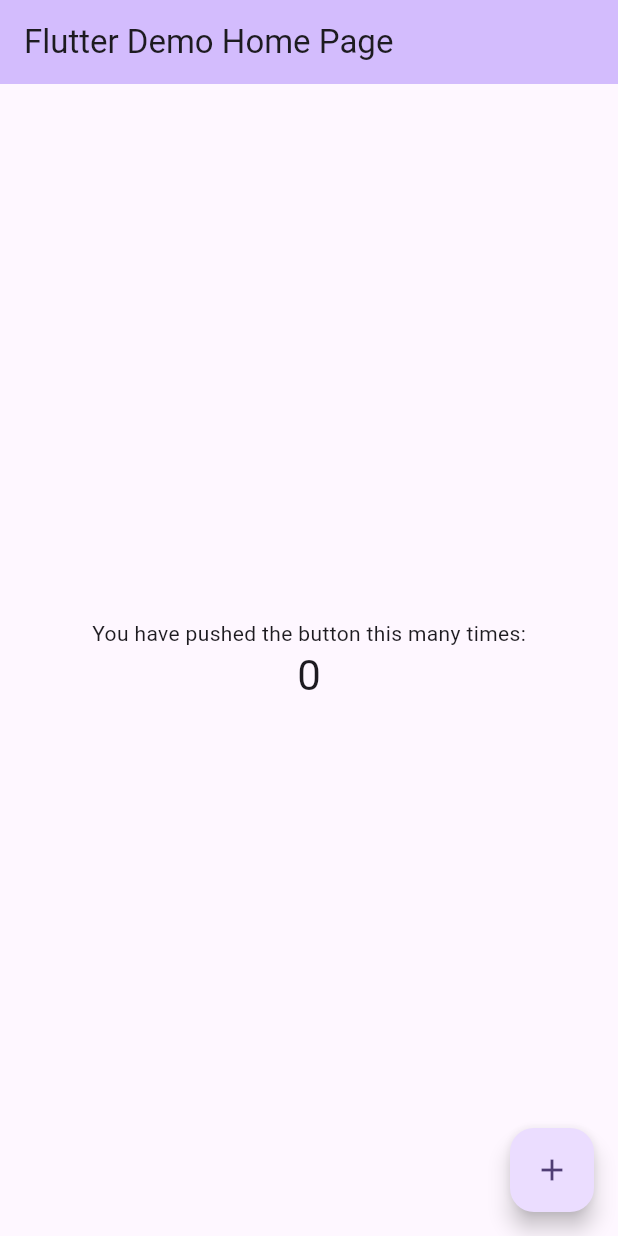
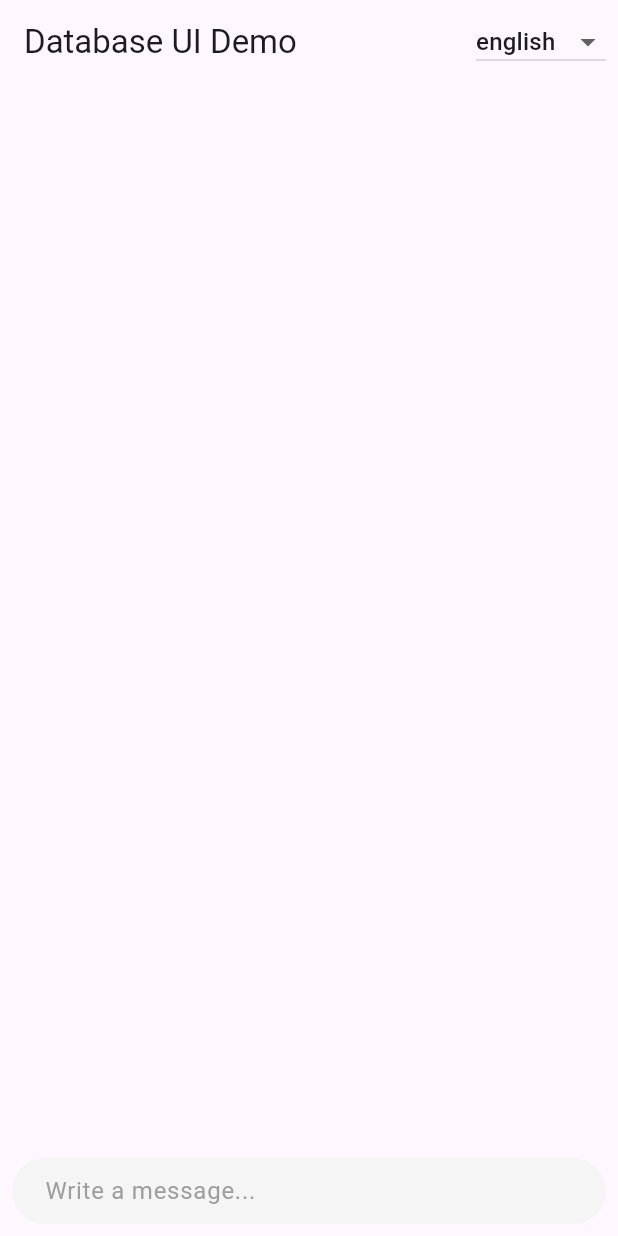
Before and after one commit to AthiraaAthi/auto_chat, a Flutter app: the screen it shows after launch, on a phone screen of 412 x 824 dp. Run offline on Flutter 3.47's test engine with Material 3 defaults, Android fonts, the light colour scheme and no system bars; drawn by our look-alikes of dash_chat_2; our stand-ins replace easy_localization.

Commit message:
added auto reply facility

```diff
--- a/analysis_options.yaml
+++ b/analysis_options.yaml
@@ -7,7 +7,7 @@
 
 # The following line activates a set of recommended lints for Flutter apps,
 # packages, and plugins designed to encourage good coding practices.
-include: package:flutter_lints/flutter.yaml
+#include: package:flutter_lints/flutter.yaml
 
 linter:
   # The lint rules applied to this project can be customized in the
--- a/lib/main.dart
+++ b/lib/main.dart
@@ -1,125 +1,32 @@
+import 'package:auto_reply/view/chat_screen.dart';
+import 'package:easy_localization/easy_localization.dart';
 import 'package:flutter/material.dart';
 
 void main() {
-  runApp(const MyApp());
+  runApp(EasyLocalization(
+    path: "assets/translations",
+    supportedLocales: [
+      Locale("en", "US"),
+      Locale("ml", "IN"),
+      Locale("ar", "SA"),
+    ],
+    fallbackLocale: Locale("en", "US"),
+    startLocale: Locale("en", "US"),
+    child: MyApp(),
+  ));
 }
 
 class MyApp extends StatelessWidget {
   const MyApp({super.key});
 
-  // This widget is the root of your application.
   @override
   Widget build(BuildContext context) {
     return MaterialApp(
-      title: 'Flutter Demo',
-      theme: ThemeData(
-        // This is the theme of your application.
-        //
-        // TRY THIS: Try running your application with "flutter run". You'll see
-        // the application has a purple toolbar. Then, without quitting the app,
-        // try changing the seedColor in the colorScheme below to Colors.green
-        // and then invoke "hot reload" (save your changes or press the "hot
-        // reload" button in a Flutter-supported IDE, or press "r" if you used
-        // the command line to start the app).
-        //
-        // Notice that the counter didn't reset back to zero; the application
-        // state is not lost during the reload. To reset the state, use hot
-        // restart instead.
-        //
-        // This works for code too, not just values: Most code changes can be
-        // tested with just a hot reload.
-        colorScheme: ColorScheme.fromSeed(seedColor: Colors.deepPurple),
-        useMaterial3: true,
-      ),
-      home: const MyHomePage(title: 'Flutter Demo Home Page'),
+      localizationsDelegates: context.localizationDelegates,
+      supportedLocales: context.supportedLocales,
+      locale: context.locale,
+      debugShowCheckedModeBanner: false,
+      home: ChatScreen(),
     );
   }
 }
-
-class MyHomePage extends StatefulWidget {
-  const MyHomePage({super.key, required this.title});
-
-  // This widget is the home page of your application. It is stateful, meaning
-  // that it has a State object (defined below) that contains fields that affect
-  // how it looks.
-
-  // This class is the configuration for the state. It holds the values (in this
-  // case the title) provided by the parent (in this case the App widget) and
-  // used by the build method of the State. Fields in a Widget subclass are
-  // always marked "final".
-
-  final String title;
-
-  @override
-  State<MyHomePage> createState() => _MyHomePageState();
-}
-
-class _MyHomePageState extends State<MyHomePage> {
-  int _counter = 0;
-
-  void _incrementCounter() {
-    setState(() {
-      // This call to setState tells the Flutter framework that something has
-      // changed in this State, which causes it to rerun the build method below
-      // so that the display can reflect the updated values. If we changed
-      // _counter without calling setState(), then the build method would not be
-      // called again, and so nothing would appear to happen.
-      _counter++;
-    });
-  }
-
-  @override
-  Widget build(BuildContext context) {
-    // This method is rerun every time setState is called, for instance as done
-    // by the _incrementCounter method above.
-    //
-    // The Flutter framework has been optimized to make rerunning build methods
-    // fast, so that you can just rebuild anything that needs updating rather
-    // than having to individually change instances of widgets.
-    return Scaffold(
-      appBar: AppBar(
-        // TRY THIS: Try changing the color here to a specific color (to
-        // Colors.amber, perhaps?) and trigger a hot reload to see the AppBar
-        // change color while the other colors stay the same.
-        backgroundColor: Theme.of(context).colorScheme.inversePrimary,
-        // Here we take the value from the MyHomePage object that was created by
-        // the App.build method, and use it to set our appbar title.
-        title: Text(widget.title),
-      ),
-      body: Center(
-        // Center is a layout widget. It takes a single child and positions it
-        // in the middle of the parent.
-        child: Column(
-          // Column is also a layout widget. It takes a list of children and
-          // arranges them vertically. By default, it sizes itself to fit its
-          // children horizontally, and tries to be as tall as its parent.
-          //
-          // Column has various properties to control how it sizes itself and
-          // how it positions its children. Here we use mainAxisAlignment to
-          // center the children vertically; the main axis here is the vertical
-          // axis because Columns are vertical (the cross axis would be
-          // horizontal).
-          //
-          // TRY THIS: Invoke "debug painting" (choose the "Toggle Debug Paint"
-          // action in the IDE, or press "p" in the console), to see the
-          // wireframe for each widget.
-          mainAxisAlignment: MainAxisAlignment.center,
-          children: <Widget>[
-            const Text(
-              'You have pushed the button this many times:',
-            ),
-            Text(
-              '$_counter',
-              style: Theme.of(context).textTheme.headlineMedium,
-            ),
-          ],
-        ),
-      ),
-      floatingActionButton: FloatingActionButton(
-        onPressed: _incrementCounter,
-        tooltip: 'Increment',
-        child: const Icon(Icons.add),
-      ), // This trailing comma makes auto-formatting nicer for build methods.
-    );
-  }
-}
--- /dev/null
+++ b/lib/view/chat_screen.dart
@@ -0,0 +1,140 @@
+import 'dart:convert';
+
+import 'package:dash_chat_2/dash_chat_2.dart';
+import 'package:easy_localization/easy_localization.dart';
+import 'package:flutter/material.dart';
+
+class ChatScreen extends StatefulWidget {
+  const ChatScreen({super.key});
+
+  @override
+  State<ChatScreen> createState() => _ChatScreenState();
+}
+
+class _ChatScreenState extends State<ChatScreen> {
+  String _selectedLanguage = "en-US";
+  List<dynamic> _items = [];
+  @override
+  void initState() {
+    loadItems();
+    super.initState();
+  }
+
+  Future loadItems() async {
+    String data = await DefaultAssetBundle.of(context)
+        .loadString("assets/translations/$_selectedLanguage.json");
+    setState(() {
+      _items = json.decode(data)["items"];
+    });
+  }
+
+  final currentTime = DateTime.now();
+
+  final ChatUser _currentUser = ChatUser(
+    id: "1",
+    firstName: "Athii",
+    lastName: "Ammu",
+  );
+
+  List<ChatMessage> _messages = <ChatMessage>[];
+
+  final TextEditingController _textEditingController = TextEditingController();
+
+  void searchItem(String word) async {
+    final user = ChatUser(id: _currentUser.id);
+
+    // Add user input message to the chat (on the right)
+    setState(() {
+      _messages.insert(
+        0,
+        ChatMessage(createdAt: currentTime, text: word, user: user),
+      );
+    });
+
+    // Search for the item in the items list
+    var result = _items.firstWhere(
+      (item) =>
+          item['name'].toLowerCase() == word.toLowerCase().trim() ||
+          item['name'].toLowerCase() == '${word}s'.toLowerCase().trim(),
+      orElse: () => null,
+    );
+
+    String translatedResult;
+    if (result != null) {
+      translatedResult = "${result["name"]} - ${result["description"]}";
+    } else {
+      translatedResult = "not_found_message".tr();
+    }
+
+    // Use a different user for the response (on the left)
+    final responseUser = ChatUser(id: 'user1');
+
+    // Add the translated result to the chat (on the left)
+    setState(() {
+      _messages.insert(
+        0,
+        ChatMessage(
+          createdAt: currentTime,
+          text: translatedResult,
+          user: responseUser,
+        ),
+      );
+    });
+  }
+
+  @override
+  Widget build(BuildContext context) {
+    return Scaffold(
+      appBar: AppBar(
+        actions: [
+          Padding(
+            padding: const EdgeInsets.all(8.0),
+            child: DropdownButton<String>(
+              value: _selectedLanguage,
+              items: [
+                DropdownMenuItem(value: "en-US", child: Text("english")),
+                DropdownMenuItem(value: "ml-IN", child: Text("മലയാളം")),
+                DropdownMenuItem(value: "ar-SA", child: Text("العربية")),
+              ],
+              onChanged: (newValue) {
+                setState(() {
+                  _selectedLanguage = newValue!;
+                  context.setLocale(
+                    Locale(newValue.split('-')[0], newValue.split('-')[1]),
+                  );
+                  loadItems();
+                  _messages.clear();
+                });
+              },
+            ),
+          ),
+        ],
+        title: Text("app_bar_text".tr()),
+      ),
+      body: Column(
+        children: [
+          Expanded(
+            child: DashChat(
+              currentUser: _currentUser,
+              messageOptions: const MessageOptions(
+                currentUserContainerColor: Color.fromARGB(255, 153, 173, 253),
+                containerColor: Color.fromARGB(255, 221, 215, 215),
+                textColor: Colors.black,
+              ),
+              onSend: (ChatMessage m) {
+                searchItem(m.text);
+              },
+              messages: _messages,
+            ),
+          ),
+        ],
+      ),
+    );
+  }
+
+  @override
+  void dispose() {
+    _textEditingController.dispose();
+    super.dispose();
+  }
+}
--- a/pubspec.yaml
+++ b/pubspec.yaml
@@ -35,6 +35,8 @@ dependencies:
   # The following adds the Cupertino Icons font to your application.
   # Use with the CupertinoIcons class for iOS style icons.
   cupertino_icons: ^1.0.6
+  easy_localization: ^3.0.6
+  dash_chat_2: ^0.0.20
 
 dev_dependencies:
   flutter_test:
@@ -59,8 +61,8 @@ flutter:
   uses-material-design: true
 
   # To add assets to your application, add an assets section, like this:
-  # assets:
-  #   - images/a_dot_burr.jpeg
+  assets:
+     - assets/translations/
   #   - images/a_dot_ham.jpeg
 
   # An image asset can refer to one or more resolution-specific "variants", see
```
Also changed, not shown: assets/translations/ar-SA.json (added, +23 -0 lines), assets/translations/en-US.json (added, +23 -0 lines), assets/translations/ml-IN.json (added, +23 -0 lines), pubspec.lock, 5 other files.
